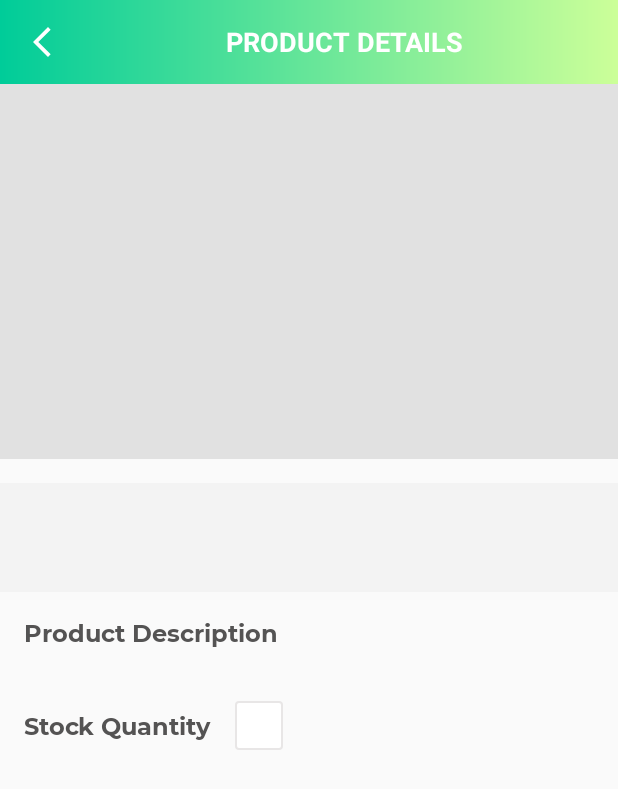
After one commit to ArshiaSali/OfferMaze, an Android app: the ProductDetailsActivity screen opened directly, with no data from a screen before it, on a phone screen of 412 x 824 dp. The commit adds this screen. Shown: the top 789 px of the screen. Run offline under Robolectric (Android 15) with nearby library versions, the phone set to English and light mode, and no system bars.

Commit message:
Product Details Activity View added

```diff
--- a/app/src/main/AndroidManifest.xml
+++ b/app/src/main/AndroidManifest.xml
@@ -11,7 +11,9 @@
         android:roundIcon="@mipmap/ic_launcher_round"
         android:supportsRtl="true"
         android:theme="@style/Theme.OfferMaze">
-        <activity android:name=".ui.activities.ProductDetailsActivity"></activity>
+        <activity android:name=".ui.activities.ProductDetailsActivity"
+            android:screenOrientation="portrait"
+            android:theme="@style/Theme.NoActionBar"></activity>
         <activity
             android:name=".ui.activities.AddProductActivity"
             android:screenOrientation="portrait" />
--- /dev/null
+++ b/app/src/main/java/sjsu/cmpe277arshia/offermaze/ui/activities/ProductDetailsActivity.kt
@@ -0,0 +1,37 @@
+package sjsu.cmpe277arshia.offermaze.ui.activities
+
+import androidx.appcompat.app.AppCompatActivity
+import android.os.Bundle
+import android.util.Log
+import kotlinx.android.synthetic.main.activity_product_details.*
+import kotlinx.android.synthetic.main.activity_settings.*
+import sjsu.cmpe277arshia.offermaze.R
+import sjsu.cmpe277arshia.offermaze.utils.Constants
+
+class ProductDetailsActivity : BaseActivity() {
+
+    private var globalProductId: String = ""
+    override fun onCreate(savedInstanceState: Bundle?) {
+        super.onCreate(savedInstanceState)
+        setContentView(R.layout.activity_product_details)
+        setupActionBar()
+        Log.i("Products_id",globalProductId)
+        if(intent.hasExtra(Constants.EXTRA_PRODUCT_ID)){
+            globalProductId = intent.getStringExtra(Constants.EXTRA_PRODUCT_ID)!!
+            Log.i("Product_id",globalProductId)
+        }
+    }
+
+    private fun setupActionBar() {
+
+        setSupportActionBar(toolbar_product_details_activity)
+
+        val actionBar = supportActionBar
+        if (actionBar != null) {
+            actionBar.setDisplayHomeAsUpEnabled(true)
+            actionBar.setHomeAsUpIndicator(R.drawable.ic_vector_back_button)
+        }
+
+        toolbar_product_details_activity.setNavigationOnClickListener { onBackPressed() }
+    }
+}
--- a/app/src/main/java/sjsu/cmpe277arshia/offermaze/ui/adapters/MyProductsListAdapter.kt
+++ b/app/src/main/java/sjsu/cmpe277arshia/offermaze/ui/adapters/MyProductsListAdapter.kt
@@ -1,6 +1,7 @@
 package sjsu.cmpe277arshia.offermaze.ui.adapters
 
 import android.content.Context
+import android.content.Intent
 import android.view.LayoutInflater
 import android.view.View
 import android.view.ViewGroup
@@ -8,7 +9,9 @@ import androidx.recyclerview.widget.RecyclerView
 import kotlinx.android.synthetic.main.item_list_layout.view.*
 import sjsu.cmpe277arshia.offermaze.R
 import sjsu.cmpe277arshia.offermaze.models.Product
+import sjsu.cmpe277arshia.offermaze.ui.activities.ProductDetailsActivity
 import sjsu.cmpe277arshia.offermaze.ui.fragments.ProductsFragment
+import sjsu.cmpe277arshia.offermaze.utils.Constants
 import sjsu.cmpe277arshia.offermaze.utils.GlideLoader
 
 open class MyProductsListAdapter(
@@ -40,9 +43,13 @@ open class MyProductsListAdapter(
             holder.itemView.tv_item_price.text = "$${model.price}"
 
             holder.itemView.ib_delete_product.setOnClickListener {
+                fragment.deleteProductID(model.product_id)
+            }
 
-                fragment.deleteProductID(model.product_id)
-
+            holder.itemView.setOnClickListener{
+                var intent = Intent(context, ProductDetailsActivity::class.java)
+                intent.putExtra(Constants.EXTRA_PRODUCT_ID, model.product_id)
+                context.startActivity(intent)
             }
 
         }
--- a/app/src/main/java/sjsu/cmpe277arshia/offermaze/utils/Constants.kt
+++ b/app/src/main/java/sjsu/cmpe277arshia/offermaze/utils/Constants.kt
@@ -25,6 +25,7 @@ object Constants {
     const val PRODUCT_IMAGE: String = "Product_Image"
     const val PRODUCTS: String = "products"
     const val USER_ID: String = "user_id"
+    const val EXTRA_PRODUCT_ID: String = "extra_product_id"
 
     fun showImageChooser(activity: Activity) {
         // An intent for launching the image selection of phone storage.
--- /dev/null
+++ b/app/src/main/res/layout/activity_product_details.xml
@@ -0,0 +1,147 @@
+<?xml version="1.0" encoding="utf-8"?>
+<androidx.constraintlayout.widget.ConstraintLayout xmlns:android="http://schemas.android.com/apk/res/android"
+    xmlns:app="http://schemas.android.com/apk/res-auto"
+    xmlns:tools="http://schemas.android.com/tools"
+    android:layout_width="match_parent"
+    android:layout_height="match_parent"
+    tools:context=".ui.activities.ProductDetailsActivity">
+
+    <androidx.appcompat.widget.Toolbar
+        android:id="@+id/toolbar_product_details_activity"
+        android:layout_width="match_parent"
+        android:layout_height="?attr/actionBarSize"
+        android:background="@drawable/app_gradient_color_background"
+        app:layout_constraintEnd_toEndOf="parent"
+        app:layout_constraintStart_toStartOf="parent"
+        app:layout_constraintTop_toTopOf="parent">
+
+        <TextView
+            android:id="@+id/tv_title"
+            android:layout_width="match_parent"
+            android:layout_height="match_parent"
+            android:gravity="center"
+            android:paddingStart="@dimen/toolbar_title_paddingStart"
+            android:paddingEnd="0dp"
+            android:text="@string/title_product_details"
+            android:textColor="@color/white"
+            android:textSize="@dimen/toolbar_title_text_size"
+            android:textStyle="bold" />
+
+    </androidx.appcompat.widget.Toolbar>
+
+    <ScrollView
+        android:layout_width="match_parent"
+        android:layout_height="0dp"
+        android:fillViewport="true"
+        android:scrollbars="none"
+        app:layout_constraintBottom_toBottomOf="parent"
+        app:layout_constraintEnd_toEndOf="parent"
+        app:layout_constraintStart_toStartOf="parent"
+        app:layout_constraintTop_toBottomOf="@id/toolbar_product_details_activity">
+
+        <androidx.constraintlayout.widget.ConstraintLayout
+            android:layout_width="match_parent"
+            android:layout_height="wrap_content">
+
+            <ImageView
+                android:id="@+id/iv_product_detail_image"
+                android:layout_width="match_parent"
+                android:layout_height="@dimen/product_detail_image_height"
+                android:background="@color/colorImageViewBackground"
+                android:contentDescription="@string/content_description"
+                android:scaleType="fitXY"
+                app:layout_constraintEnd_toEndOf="parent"
+                app:layout_constraintStart_toStartOf="parent"
+                app:layout_constraintTop_toTopOf="parent" />
+
+            <LinearLayout
+                android:id="@+id/ll_product_details_title_price"
+                android:layout_width="match_parent"
+                android:layout_height="wrap_content"
+                android:layout_marginTop="@dimen/product_details_title_price_marginTop"
+                android:background="@color/dashboard_item_details_bg"
+                android:orientation="vertical"
+                android:padding="@dimen/product_details_title_price_padding"
+                app:layout_constraintEnd_toEndOf="parent"
+                app:layout_constraintStart_toStartOf="parent"
+                app:layout_constraintTop_toBottomOf="@id/iv_product_detail_image">
+
+                <sjsu.cmpe277arshia.offermaze.utils.TextViewBold
+                    android:id="@+id/tv_product_details_title"
+                    android:layout_width="match_parent"
+                    android:layout_height="wrap_content"
+                    android:textColor="@color/item_value_text_color"
+                    android:textSize="@dimen/product_details_title_textSize"
+                    tools:text="Product Title" />
+
+                <sjsu.cmpe277arshia.offermaze.utils.TextViewNormal
+                    android:id="@+id/tv_product_details_price"
+                    android:layout_width="match_parent"
+                    android:layout_height="wrap_content"
+                    android:textColor="@color/item_value_text_color"
+                    android:textSize="@dimen/product_details_price_textSize"
+                    tools:text="$100" />
+            </LinearLayout>
+
+            <sjsu.cmpe277arshia.offermaze.utils.TextViewBold
+                android:id="@+id/tv_product_details_label"
+                android:layout_width="match_parent"
+                android:layout_height="wrap_content"
+                android:layout_margin="@dimen/product_details_label_margin"
+                android:text="@string/lbl_product_description"
+                android:textColor="@color/item_value_text_color"
+                android:textSize="@dimen/product_details_label_textSize"
+                app:layout_constraintEnd_toEndOf="parent"
+                app:layout_constraintStart_toStartOf="parent"
+                app:layout_constraintTop_toBottomOf="@id/ll_product_details_title_price" />
+
+            <sjsu.cmpe277arshia.offermaze.utils.TextViewNormal
+                android:id="@+id/tv_product_details_description"
+                android:layout_width="match_parent"
+                android:layout_height="wrap_content"
+                android:layout_marginStart="@dimen/product_details_label_margin"
+                android:layout_marginEnd="@dimen/product_details_label_margin"
+                android:textColor="@color/colorSecondaryText"
+                android:textSize="@dimen/product_details_description_textSize"
+                app:layout_constraintEnd_toEndOf="parent"
+                app:layout_constraintStart_toStartOf="parent"
+                app:layout_constraintTop_toBottomOf="@id/tv_product_details_label"
+                tools:text="This is product details description." />
+
+            <LinearLayout
+                android:id="@+id/ll_product_details_quantity"
+                android:layout_width="match_parent"
+                android:layout_height="wrap_content"
+                android:layout_margin="@dimen/product_details_label_margin"
+                android:gravity="center_vertical"
+                android:orientation="horizontal"
+                app:layout_constraintEnd_toEndOf="parent"
+                app:layout_constraintStart_toStartOf="parent"
+                app:layout_constraintTop_toBottomOf="@id/tv_product_details_description">
+
+                <sjsu.cmpe277arshia.offermaze.utils.TextViewBold
+                    android:id="@+id/tv_product_details_quantity"
+                    android:layout_width="wrap_content"
+                    android:layout_height="wrap_content"
+                    android:layout_marginEnd="@dimen/product_details_stock_quantity_paddingStartEnd"
+                    android:text="@string/lbl_product_details_stock_quantity"
+                    android:textColor="@color/item_value_text_color"
+                    android:textSize="@dimen/product_details_label_textSize" />
+
+                <sjsu.cmpe277arshia.offermaze.utils.TextViewNormal
+                    android:id="@+id/tv_product_details_stock_quantity"
+                    android:layout_width="wrap_content"
+                    android:layout_height="wrap_content"
+                    android:background="@drawable/item_grey_border_background"
+                    android:paddingStart="@dimen/product_details_stock_quantity_paddingStartEnd"
+                    android:paddingTop="@dimen/product_details_stock_quantity_paddingTopBottom"
+                    android:paddingEnd="@dimen/product_details_stock_quantity_paddingStartEnd"
+                    android:paddingBottom="@dimen/product_details_stock_quantity_paddingTopBottom"
+                    android:textColor="@color/colorSecondaryText"
+                    android:textSize="@dimen/product_details_stock_quantity_textSize"
+                    android:textStyle="bold"
+                    tools:text="5" />
+            </LinearLayout>
+        </androidx.constraintlayout.widget.ConstraintLayout>
+    </ScrollView>
+</androidx.constraintlayout.widget.ConstraintLayout>
--- a/app/src/main/res/values/dimens.xml
+++ b/app/src/main/res/values/dimens.xml
@@ -79,4 +79,16 @@
     <dimen name="settings_user_image_size">150dp</dimen>
     <dimen name="settings_user_image_marginTop">-90dp</dimen>
     <dimen name="settings_user_picture_margin">3dp</dimen>
+
+    <dimen name="product_detail_image_height">250dp</dimen>
+    <dimen name="product_details_title_price_marginTop">16dp</dimen>
+    <dimen name="product_details_title_price_padding">16dp</dimen>
+    <dimen name="product_details_title_textSize">16sp</dimen>
+    <dimen name="product_details_price_textSize">14sp</dimen>
+    <dimen name="product_details_label_textSize">16sp</dimen>
+    <dimen name="product_details_label_margin">16dp</dimen>
+    <dimen name="product_details_stock_quantity_paddingStartEnd">16dp</dimen>
+    <dimen name="product_details_stock_quantity_paddingTopBottom">5dp</dimen>
+    <dimen name="product_details_description_textSize">14sp</dimen>
+    <dimen name="product_details_stock_quantity_textSize">16sp</dimen>
 </resources>
--- a/app/src/main/res/values/strings.xml
+++ b/app/src/main/res/values/strings.xml
@@ -68,4 +68,8 @@
     <string name="delete_dialog_message">Are you sure you want to delete the product?</string>
     <string name="yes">Yes</string>
     <string name="no">No</string>
+
+    <string name="title_product_details">PRODUCT DETAILS</string>
+    <string name="lbl_product_description">Product Description</string>
+    <string name="lbl_product_details_stock_quantity">Stock Quantity</string>
 </resources>
```
